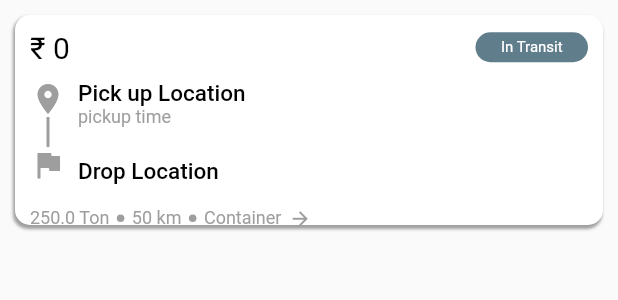
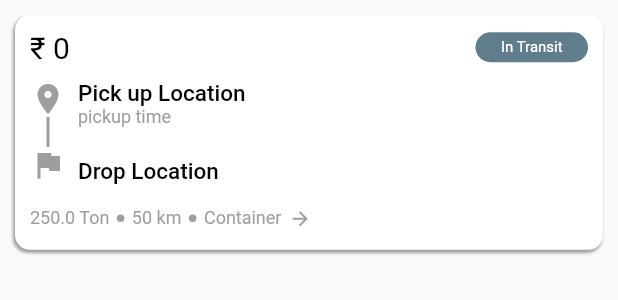
Before and after one commit to Adityabhaumik/haulx_adi, a Flutter app: the OrderTile widget shown alone on an empty page, opened directly with empty values, on a phone screen of 412 x 824 dp. Shown: the top 300 px of the screen. Run offline on Flutter 3.47's test engine with Material 2 defaults, Android fonts, the phone set to English and light mode, and no system bars; our stand-ins replace dotted_line.

Commit message:
updated v5

```diff
--- a/lib/screens/all_loads.dart
+++ b/lib/screens/all_loads.dart
@@ -218,7 +218,7 @@ class OrderTile extends StatelessWidget {
     return Container(
       padding: const EdgeInsets.only(top: 10, bottom: 2, left: 10, right: 10),
       margin: const EdgeInsets.only(top: 10, bottom: 2, left: 10, right: 10),
-      height: 140,
+      height: screenSize.height*0.19,
       width: screenSize.width,
       decoration: const BoxDecoration(
         boxShadow: [
```
